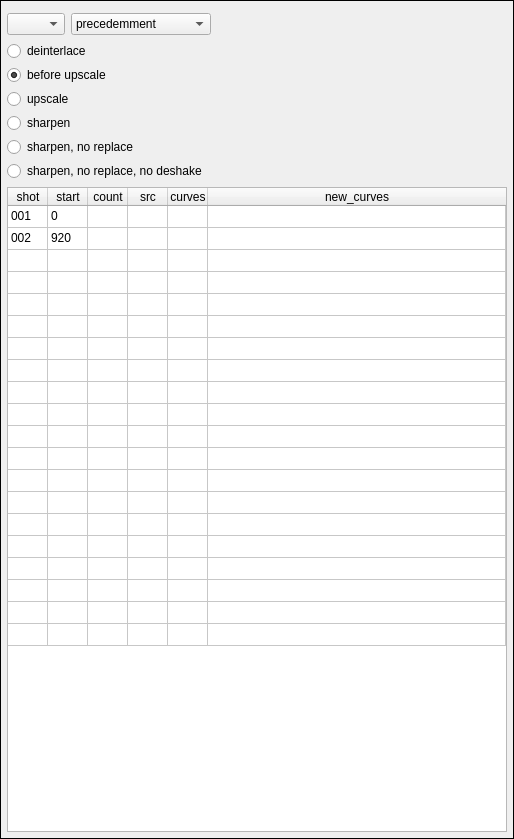
Old version of the form tools/video_editor/ui/ui_widget_selection.ui in the repository JepEtau/mco.
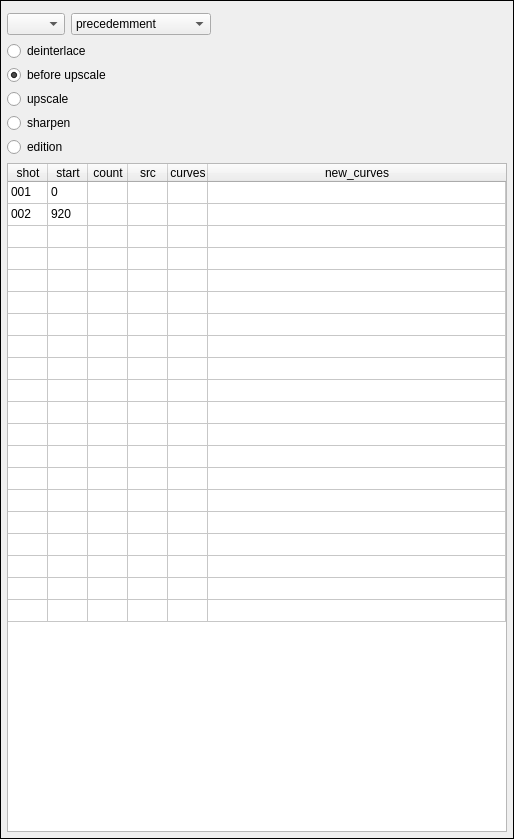
New version of the form. Custom widgets are drawn as their Qt base class.

Patch:
```diff
--- a/tools/video_editor/ui/ui_widget_selection.ui
+++ b/tools/video_editor/ui/ui_widget_selection.ui
@@ -221,17 +221,7 @@
            <enum>Qt::NoFocus</enum>
           </property>
           <property name="text">
-           <string>sharpen, no replace</string>
-          </property>
-         </widget>
-        </item>
-        <item>
-         <widget class="QRadioButton" name="radioButton_task_no_deshake">
-          <property name="focusPolicy">
-           <enum>Qt::NoFocus</enum>
-          </property>
-          <property name="text">
-           <string>sharpen, no replace, no deshake</string>
+           <string>edition</string>
           </property>
          </widget>
         </item>
```
Left out of the diff: 2 changed lines with no effect on the pictures.
